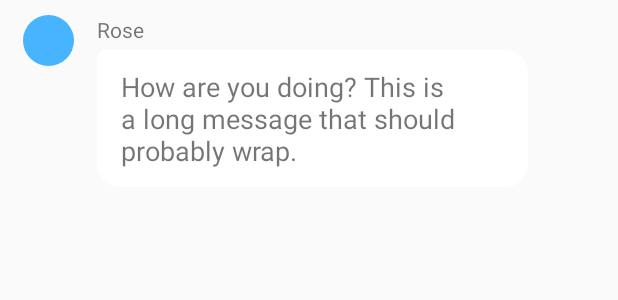
After one commit to dfilipovic-tgm/UI_SeniorenApp, an Android app: the layout their_message.xml on its own in the app's theme, with its tools: preview values and no code run, on a phone screen of 412 x 824 dp. The commit adds this screen. Shown: the top 300 px of the screen. Run offline under Robolectric (Android 15) with nearby library versions, the phone set to English and light mode, and no system bars.

Commit message:
MainActivity

```diff
--- /dev/null
+++ b/app/src/main/res/drawable/circle.xml
@@ -0,0 +1,3 @@
+<shape xmlns:android="http://schemas.android.com/apk/res/android" android:shape="oval">
+    <solid android:color="#48b3ff"/>
+</shape>
--- /dev/null
+++ b/app/src/main/res/drawable/my_message.xml
@@ -0,0 +1,5 @@
+<shape xmlns:android="http://schemas.android.com/apk/res/android"
+    android:shape="rectangle">
+    <solid android:color="@color/colorPrimary" />
+    <corners android:topRightRadius="5dp" android:radius="15dp" />
+</shape>
--- /dev/null
+++ b/app/src/main/res/drawable/their_message.xml
@@ -0,0 +1,5 @@
+<shape xmlns:android="http://schemas.android.com/apk/res/android"
+    android:shape="rectangle">
+    <solid android:color="#fff" />
+    <corners android:topLeftRadius="5dp" android:radius="15dp" />
+</shape>
--- /dev/null
+++ b/app/src/main/res/layout/their_message.xml
@@ -0,0 +1,42 @@
+<?xml version="1.0" encoding="utf-8"?>
+<RelativeLayout xmlns:android="http://schemas.android.com/apk/res/android"
+    android:layout_width="match_parent"
+    android:layout_height="wrap_content"
+    android:paddingVertical="10dp"
+    android:paddingLeft="15dp"
+    android:paddingRight="60dp"
+    android:clipToPadding="false">
+
+    <View
+        android:id="@+id/avatar"
+        android:layout_alignParentLeft="true"
+        android:scaleType="centerInside"
+        android:background="@drawable/circle"
+        android:layout_width="34dp"
+        android:layout_height="34dp" />
+
+    <TextView
+        android:id="@+id/name"
+        android:layout_marginLeft="15dp"
+        android:layout_toRightOf="@+id/avatar"
+        android:layout_alignTop="@+id/avatar"
+        android:layout_width="wrap_content"
+        android:layout_height="wrap_content"
+        android:paddingBottom="4dp"
+        android:text="Rose"/>
+
+    <TextView
+        android:layout_width="wrap_content"
+        android:layout_height="wrap_content"
+        android:id="@+id/message_body"
+        android:layout_below="@+id/name"
+        android:layout_alignLeft="@+id/name"
+        android:background="@drawable/their_message"
+        android:paddingVertical="12dp"
+        android:paddingHorizontal="16dp"
+        android:elevation="2dp"
+        android:textSize="18dp"
+        android:text="How are you doing? This is a long message that should probably wrap."
+        />
+
+</RelativeLayout>
```
Also changed, not shown: app/src/main/java/com/example/ui_seniorenapp/MainActivity.java (+13 -4 lines), app/src/main/res/drawable/ic_send_black_24dp.xml (added, +9 -0 lines), app/src/main/res/layout/my_message.xml (added, +23 -0 lines).
